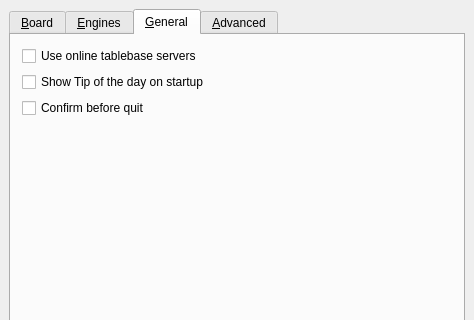
This is src/gui/preferences.ui in madnight/chessx as Qt 5 draws it before an edit; both pictures show x 0 to 474 and y 0 to 320 of the 474 by 468 pixel window. The edited form follows.
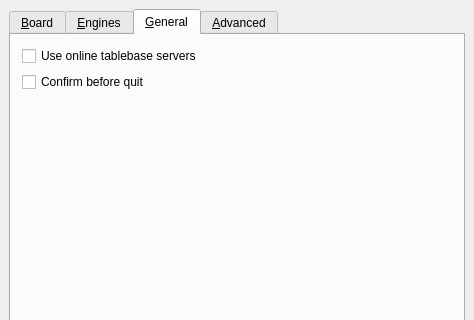
This is the edited form. The open tabs and pages were chosen to show the change. Custom widgets are drawn as their Qt base class.

Diff of the .ui file:
```diff
--- a/src/gui/preferences.ui
+++ b/src/gui/preferences.ui
@@ -434,20 +434,13 @@
         </widget>
        </item>
        <item row="1" column="0">
-        <widget class="QCheckBox" name="tipCheck">
-         <property name="text">
-          <string>Show Tip of the day on startup</string>
-         </property>
-        </widget>
-       </item>
-       <item row="2" column="0">
         <widget class="QCheckBox" name="quitCheck">
          <property name="text">
           <string>Confirm before quit</string>
          </property>
         </widget>
        </item>
-       <item row="3" column="0">
+       <item row="2" column="0">
         <spacer>
          <property name="orientation">
           <enum>Qt::Vertical</enum>
```
Left out of the diff: 3 changed lines with no effect on the pictures.
